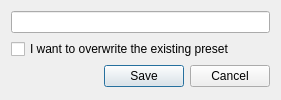
Above: AkoosticPlayer/savepresetdialog.ui from pieero/pieeros-project before the change. Below: the same form after it.
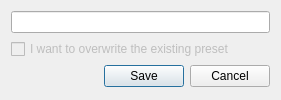
That is the form after the change.

```diff
--- a/AkoosticPlayer/savepresetdialog.ui
+++ b/AkoosticPlayer/savepresetdialog.ui
@@ -22,6 +22,9 @@
    </item>
    <item>
     <widget class="QCheckBox" name="overwriteExistingCB">
+     <property name="enabled">
+      <bool>false</bool>
+     </property>
      <property name="text">
       <string>I want to overwrite the existing preset</string>
      </property>
```
